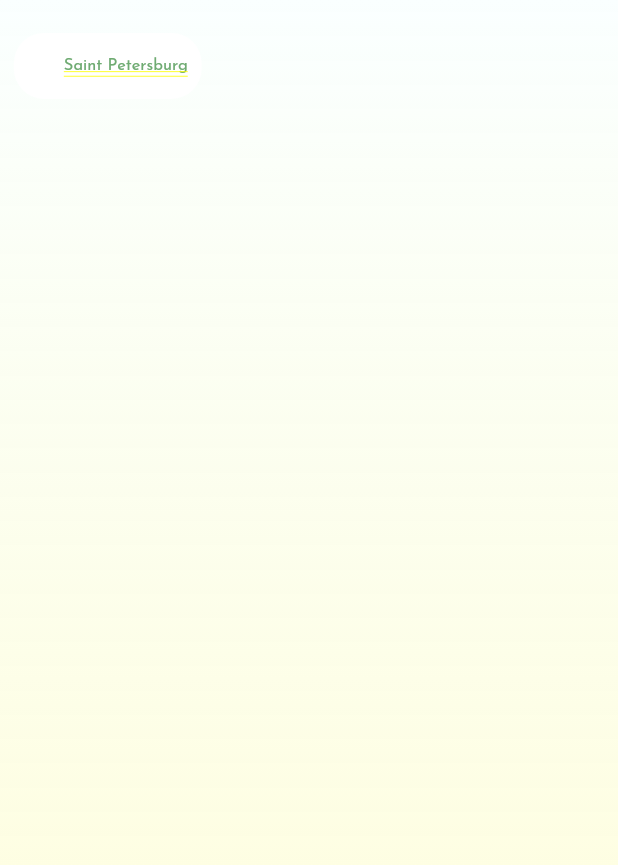
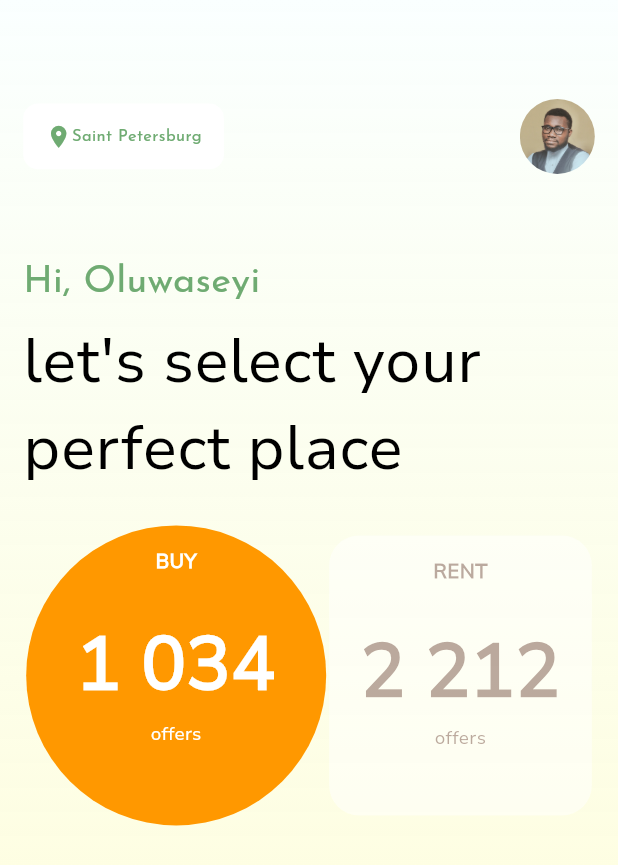
Before and after one commit to seyifunmi92/mpointeapp, a Flutter app: the screen it shows after launch, on a phone screen of 412 x 824 dp. Shown: the top 865 px of the screen. Run offline on Flutter 3.47's test engine with Material 3 defaults, Android fonts, the phone set to English and light mode, and no system bars; our stand-ins replace flutter_svg, get_it.

Commit message:
UIs implementation

```diff
--- a/lib/core/common/widgets/reuseables/base/scaffoldgradient.dart
+++ b/lib/core/common/widgets/reuseables/base/scaffoldgradient.dart
@@ -3,7 +3,6 @@ import 'package:mpointe/core/constants/colors.dart';
 import 'package:mpointe/core/extensions/contextextensions.dart';
 import 'package:mpointe/core/common/widgets/reuseables/padding/pad.dart';
 // ignore_for_file: must_be_immutable
-
 
 class AppBody extends StatelessWidget {
   Widget? child;
@@ -11,7 +10,9 @@ class AppBody extends StatelessWidget {
 
   @override
   Widget build(BuildContext context) {
-    return Container(
+    return Scaffold(
+      backgroundColor: Colors.transparent,
+      body: Container(
         decoration: BoxDecoration(
             gradient: LinearGradient(begin: Alignment.topCenter, end: Alignment.bottomCenter, colors: [
           ColorHelper.backgroundLight1,
@@ -22,6 +23,7 @@ class AppBody extends StatelessWidget {
         child: Pad(
           child: child ?? Container(),
         ),
+      ),
     );
   }
 }
--- a/lib/core/common/widgets/reuseables/padding/pad.dart
+++ b/lib/core/common/widgets/reuseables/padding/pad.dart
@@ -1,6 +1,5 @@
 import 'package:flutter/material.dart';
 import 'package:mpointe/core/extensions/layoutextensions.dart';
-import 'package:mpointe/core/common/widgets/reuseables/image_handler/imagebulder.dart';
 // ignore_for_file: must_be_immutable
 
 class Pad extends StatelessWidget {
@@ -13,7 +12,7 @@ class Pad extends StatelessWidget {
   @override
   Widget build(BuildContext context) {
     return Padding(
-      padding: padding ?? EdgeInsets.symmetric(horizontal: width ?? 9.w),
+      padding: padding ?? EdgeInsets.symmetric(horizontal: width ?? 15.w),
       child: child ?? Container(),
     );
   }
--- a/lib/core/extensions/widgetextensions.dart
+++ b/lib/core/extensions/widgetextensions.dart
@@ -1,5 +1,6 @@
 import 'package:flutter_svg/svg.dart';
 import 'package:flutter/material.dart';
+import 'package:mpointe/core/extensions/layoutextensions.dart';
 
 extension ImageExt on dynamic {
   Widget toCircleImage({double? radius, Color? color}) => CircleAvatar(
@@ -14,6 +15,19 @@ extension ImageExt on dynamic {
         child: SvgPicture.asset(this),
       );
 
+  Widget toCircle({double? radius, Color? color}) => CircleAvatar(
+        child: this,
+        backgroundColor: color ?? Colors.white,
+        radius: radius ?? 30,
+      );
+
+  Widget toContainer({double? radius, double? height, double? width, Color? color}) => Container(
+        height: height ?? 50.h,
+        width: width ?? 50.w,
+        child: this,
+        decoration: BoxDecoration(color: color ?? Colors.white, borderRadius: BorderRadius.circular(radius ?? 0)),
+      );
+
   Widget get toClipRect => ClipRect(
         child: this,
       );
--- a/lib/feature/view1/presentation/pages/page1.dart
+++ b/lib/feature/view1/presentation/pages/page1.dart
@@ -1,9 +1,15 @@
 import 'package:flutter/material.dart';
+import 'package:mpointe/core/constants/fonts.dart';
+import 'package:mpointe/core/constants/colors.dart';
 import 'package:mpointe/core/extensions/layoutextensions.dart';
+import 'package:mpointe/core/extensions/widgetextensions.dart';
 import 'package:mpointe/core/extensions/contextextensions.dart';
+import 'package:mpointe/core/common/widgets/reuseables/custometext/text.dart';
 import 'package:mpointe/feature/view1/presentation/widgets/widgets/appbar.dart';
 import 'package:mpointe/core/common/widgets/reuseables/base/scaffoldgradient.dart';
 import 'package:mpointe/feature/view1/presentation/widgets/widgetargs/appbarargs.dart';
+import 'package:mpointe/feature/view1/presentation/widgets/widgets/orange_circle.dart';
+import 'package:mpointe/feature/view1/presentation/widgets/widgetargs/orange_circle_args.dart';
 
 class Page1 extends StatefulWidget {
   const Page1({super.key});
@@ -19,9 +25,44 @@ class _Page1State extends State<Page1> {
           ///first widget in stack
           AppBody(
             child: Column(
+              crossAxisAlignment: CrossAxisAlignment.start,
               children: [
+                60.toSizeH,
+
+                ///appbar
+                IAppBar(args: AppBarArgs(height: 13.h, width: 130.w, title: "Saint Petersburg", icon: Icons.location_on, fontSize: 10.fsize, iconSize: 16.h)),
+
+                50.toSizeH,
+
+                ///bodyText
+                IText(
+                  value: "Hi, Oluwaseyi",
+                  fontSize: 23.fsize,
+                  fontColor: ColorHelper.whitecontainer3,
+                ),
+
+                5.toSizeH,
+
+                IText(
+                  value: "let's select your\nperfect place",
+                  fontSize: 37.fsize,
+                  fontColor: ColorHelper.black,
+                  fontFamily: IFonts.nunito,
+                  align: TextAlign.start,
+                ),
+
                 20.toSizeH,
-                IAppBar(args: AppBarArgs()),
+
+                Row(
+                  mainAxisAlignment: MainAxisAlignment.spaceEvenly,
+                  children: [
+                    ///BUY OFFERS
+                    BuyandRentContainer(args: OrangeCircleArgs(texttop: "BUY", textmiddle: "1 034", textbelow: "offers", fontsizetexttop: 12.fsize, fontsizetextmiddle: 45.fsize, fontsizetextbelow: 11.fsize, fontColor: ColorHelper.white)).toCircle(radius: 100, color: Colors.orange),
+
+                    ///RENT OFFERS
+                    BuyandRentContainer(args: OrangeCircleArgs(texttop: "RENT", textmiddle: "2 212", textbelow: "offers", fontsizetexttop: 12.fsize, fontsizetextmiddle: 45.fsize, fontsizetextbelow: 11.fsize, fontColor: Colors.brown.withOpacity(.5))).toContainer(height: 170.h, width: 170.w, radius: 20, color: ColorHelper.white.withOpacity(.5))
+                  ],
+                )
               ],
             ),
           ),
--- /dev/null
+++ b/lib/feature/view1/presentation/widgets/widgetargs/orange_circle_args.dart
@@ -0,0 +1,17 @@
+import 'dart:ui';
+
+class OrangeCircleArgs {
+  double? radius;
+  String? texttop;
+  String? textmiddle;
+  String? textbelow;
+  double? fontsizetexttop;
+  double? fontsizetextmiddle;
+  double? fontsizetextbelow;
+  bool isCircle;
+  Color? color;
+  Color? fontColor;
+
+
+  OrangeCircleArgs({this.radius, this.texttop, this.textmiddle, this.textbelow, this.fontsizetexttop, this.fontsizetextmiddle, this.fontsizetextbelow, this.isCircle = true, this.color, this.fontColor});
+}
--- a/lib/feature/view1/presentation/widgets/widgets/appbar.dart
+++ b/lib/feature/view1/presentation/widgets/widgets/appbar.dart
@@ -1,11 +1,12 @@
 import 'package:flutter/material.dart';
 import 'package:mpointe/core/constants/colors.dart';
+import 'package:mpointe/core/common/managers/appmanagers.dart';
 import 'package:mpointe/core/extensions/layoutextensions.dart';
 import 'package:mpointe/core/common/widgets/reuseables/padding/pad.dart';
 import 'package:mpointe/core/common/widgets/reuseables/custometext/text.dart';
+import 'package:mpointe/core/common/widgets/reuseables/image_handler/imagebulder.dart';
 import 'package:mpointe/feature/view1/presentation/widgets/widgetargs/appbarargs.dart';
 // ignore_for_file: must_be_immutable
-
 
 class IAppBar extends StatelessWidget {
   AppBarArgs args;
@@ -21,10 +22,11 @@ class IAppBar extends StatelessWidget {
           height: 40.h,
           width: args.width,
           decoration: BoxDecoration(
-            borderRadius: BorderRadius.circular(20),
+            borderRadius: BorderRadius.circular(10),
             color: ColorHelper.white,
           ),
           child: Pad(
+            width: 8.w,
             child: Row(
               mainAxisAlignment: MainAxisAlignment.center,
               children: [
@@ -34,7 +36,7 @@ class IAppBar extends StatelessWidget {
                   color: ColorHelper.whitecontainer3,
                 ),
                 IText(
-                  value: "Saint Petersburg",
+                  value: args.title!,
                   fontSize: args.fontSize,
                   fontColor: ColorHelper.whitecontainer3,
                 ),
@@ -42,6 +44,7 @@ class IAppBar extends StatelessWidget {
             ),
           ),
         ),
+        ImageBuilder(radius: 25, path: ImageHandler.img.headshot).getImage,
       ],
     );
   }
--- /dev/null
+++ b/lib/feature/view1/presentation/widgets/widgets/orange_circle.dart
@@ -0,0 +1,40 @@
+import 'package:flutter/material.dart';
+import 'package:mpointe/core/constants/fonts.dart';
+import 'package:mpointe/core/extensions/contextextensions.dart';
+import 'package:mpointe/core/common/widgets/reuseables/custometext/text.dart';
+import 'package:mpointe/feature/view1/presentation/widgets/widgetargs/orange_circle_args.dart';
+// ignore_for_file: must_be_immutable
+
+class BuyandRentContainer extends StatelessWidget {
+  OrangeCircleArgs args;
+  BuyandRentContainer({super.key, required this.args});
+
+  @override
+  Widget build(BuildContext context) => Column(
+        crossAxisAlignment: CrossAxisAlignment.center,
+        children: [
+          13.toSizeH,
+          IText(
+            value: args.texttop!,
+            fontColor: args.fontColor,
+            fontFamily: IFonts.nunito,
+            fontWeight: FontWeight.w800,
+            fontSize: args.fontsizetexttop,
+          ),
+          20.toSizeH,
+          IText(
+            value: args.textmiddle!,
+            fontColor: args.fontColor,
+            fontFamily: IFonts.nunito,
+            fontSize: args.fontsizetextmiddle,
+            fontWeight: FontWeight.bold,
+          ),
+          IText(
+            value: args.textbelow!,
+            fontColor: args.fontColor,
+            fontFamily: IFonts.nunito,
+            fontSize: args.fontsizetextbelow,
+          ),
+        ],
+      );
+}
```
Lines whose indentation alone changed are shown as unchanged.
